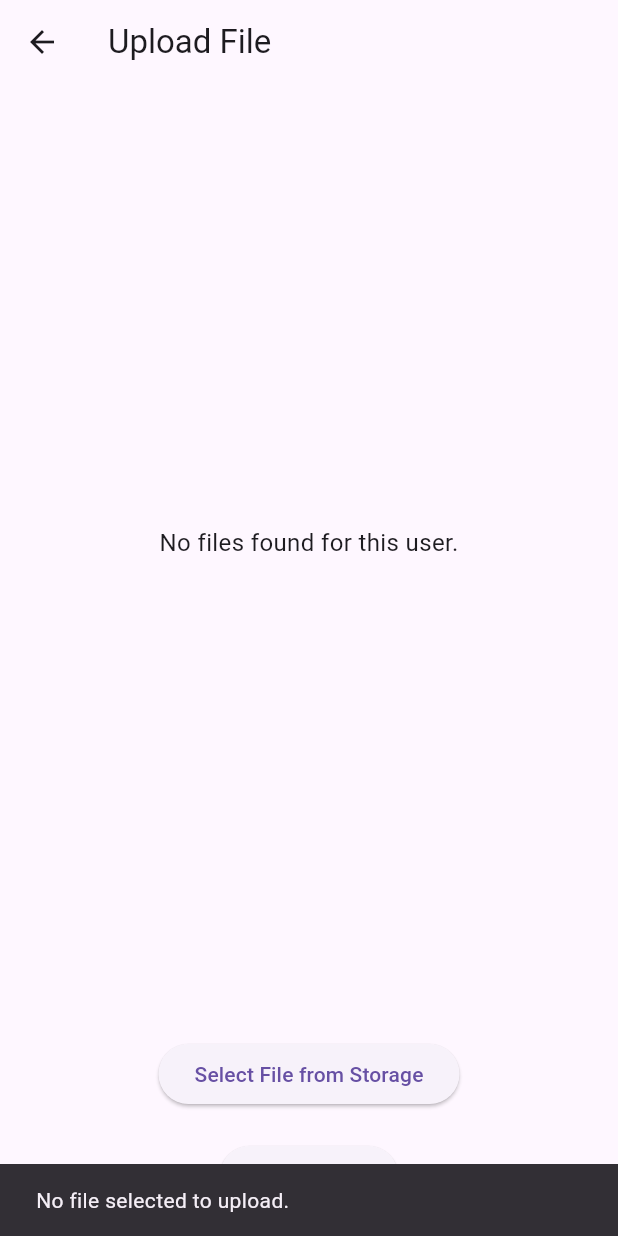
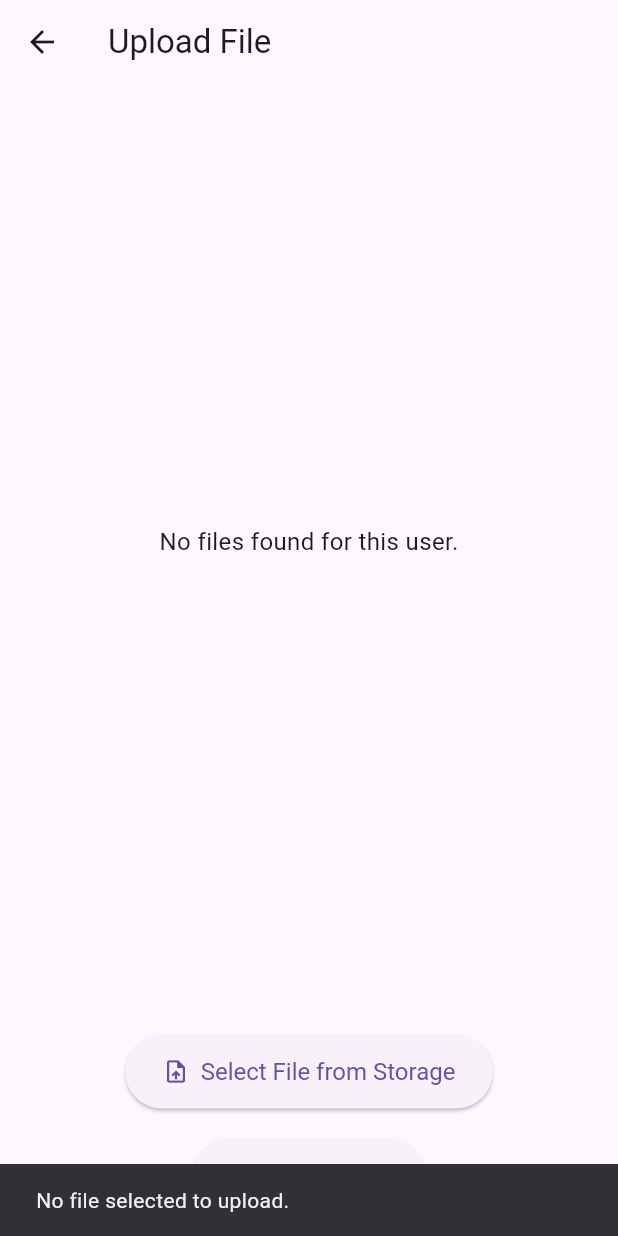
Before and after one commit to OCRServiceCMC/mobile_ocr, a Flutter app: the UploadFilePage screen opened by its route, after a tap on "Select File from Storage", after a tap on "Upload File", on a phone screen of 412 x 824 dp. Run offline on Flutter 3.47's test engine with Material 3 defaults, Android fonts, the phone set to English and light mode, and no system bars; our stand-ins replace file_picker, permission_handler, shared_preferences; accounts and stored records are empty; network calls fail.

Commit message:
Update upload_file_page.dart

```diff
--- a/lib/pages/uploaded_files/upload_file_page.dart
+++ b/lib/pages/uploaded_files/upload_file_page.dart
@@ -6,7 +6,6 @@ import 'dart:io';
 import 'package:permission_handler/permission_handler.dart';
 import 'package:shared_preferences/shared_preferences.dart';
 import 'package:http_parser/http_parser.dart';
-
 
 class UploadFilePage extends StatefulWidget {
   const UploadFilePage({super.key});
@@ -19,6 +18,7 @@ class _UploadFilePageState extends State<UploadFilePage> {
   String? _selectedFileName;
   PlatformFile? _selectedFile;
   bool _isUploading = false;
+  bool _isLoading = true; // Thêm biến để kiểm tra trạng thái tải
   List<Map<String, dynamic>> _userFiles = [];
 
   // Hàm lấy token từ SharedPreferences
@@ -29,11 +29,18 @@ class _UploadFilePageState extends State<UploadFilePage> {
 
   // Hàm lấy danh sách file từ API
   Future<void> _fetchUserFiles() async {
+    setState(() {
+      _isLoading = true;
+    });
+
     String? token = await _getToken(); // Lấy token từ session
     if (token == null) {
       ScaffoldMessenger.of(context).showSnackBar(
         const SnackBar(content: Text('No authentication token found.')),
       );
+      setState(() {
+        _isLoading = false;
+      });
       return;
     }
 
@@ -66,6 +73,10 @@ class _UploadFilePageState extends State<UploadFilePage> {
       ScaffoldMessenger.of(context).showSnackBar(
         const SnackBar(content: Text('An error occurred while fetching files.')),
       );
+    } finally {
+      setState(() {
+        _isLoading = false;
+      });
     }
   }
 
@@ -167,7 +178,6 @@ class _UploadFilePageState extends State<UploadFilePage> {
         ),
       );
 
-
     try {
       var response = await request.send();
 
@@ -250,10 +260,22 @@ class _UploadFilePageState extends State<UploadFilePage> {
       ScaffoldMessenger.of(context).showSnackBar(
         const SnackBar(content: Text('No authentication token found.')),
       );
+      setState(() {
+        _isUploading = false;
+      });
       return;
     }
 
     String url = 'http://10.0.2.2:8081/api/auth/user/files/$fileId';
+
+    // Xác định loại MIME dựa trên phần mở rộng của tệp
+    String mimeType = _selectedFile!.extension == 'pdf'
+        ? 'application/pdf'
+        : _selectedFile!.extension == 'png'
+        ? 'image/png'
+        : _selectedFile!.extension == 'jpg' || _selectedFile!.extension == 'jpeg'
+        ? 'image/jpeg'
+        : 'application/octet-stream';
 
     var request = http.MultipartRequest('PUT', Uri.parse(url))
       ..headers['Authorization'] = 'Bearer $token'
@@ -261,6 +283,7 @@ class _UploadFilePageState extends State<UploadFilePage> {
         await http.MultipartFile.fromPath(
           'file',
           _selectedFile!.path!,
+          contentType: MediaType.parse(mimeType), // Sử dụng MIME type chính xác
         ),
       );
 
@@ -305,7 +328,9 @@ class _UploadFilePageState extends State<UploadFilePage> {
         child: Column(
           children: [
             Expanded(
-              child: _userFiles.isNotEmpty
+              child: _isLoading
+                  ? Center(child: CircularProgressIndicator()) // Thêm loading indicator
+                  : _userFiles.isNotEmpty
                   ? ListView.builder(
                 itemCount: _userFiles.length,
                 itemBuilder: (context, index) {
@@ -314,30 +339,33 @@ class _UploadFilePageState extends State<UploadFilePage> {
                   String fileType = file['fileType'];
                   String base64Thumbnail = file['thumbnail'];
 
-                  return ListTile(
+                  return Card(
+                    margin: const EdgeInsets.symmetric(vertical: 8),
+                    child: ListTile(
                       leading: fileType == 'PDF'
-                        ? Icon(Icons.picture_as_pdf)
+                          ? Icon(Icons.picture_as_pdf, color: Colors.red, size: 40)
                           : base64Thumbnail != null
                           ? Image.memory(
                         base64Decode(base64Thumbnail),
                         width: 50,
                         height: 50,
                       )
-                        : Icon(Icons.insert_drive_file),
-                    title: Text(documentName),
+                          : Icon(Icons.insert_drive_file, size: 40),
+                      title: Text(documentName, style: TextStyle(fontWeight: FontWeight.bold)),
                       subtitle: Text("Type: $fileType | Size: ${file['fileSize']} bytes"),
                       trailing: Row(
                         mainAxisSize: MainAxisSize.min,
                         children: [
                           IconButton(
-                          icon: Icon(Icons.edit),
+                            icon: Icon(Icons.edit, color: Colors.blue),
                             onPressed: () => _editFile(file['fileID']),
                           ),
                           IconButton(
-                          icon: Icon(Icons.delete),
+                            icon: Icon(Icons.delete, color: Colors.red),
                             onPressed: () => _deleteFile(file['fileID']),
                           ),
                         ],
+                      ),
                     ),
                   );
                 },
@@ -356,28 +384,38 @@ class _UploadFilePageState extends State<UploadFilePage> {
                 decoration: BoxDecoration(
                   border: Border.all(color: Colors.blue, width: 2),
                   borderRadius: BorderRadius.circular(5),
+                  color: Colors.blue.withOpacity(0.1),
                 ),
                 child: Column(
                   children: [
-                    const Text('Selected File:',
-                        style: TextStyle(fontWeight: FontWeight.bold)),
-                    Text(_selectedFileName ?? 'No file selected'),
+                    const Text('Selected File:', style: TextStyle(fontWeight: FontWeight.bold, fontSize: 16)),
+                    Text(_selectedFileName ?? 'No file selected', style: TextStyle(fontSize: 14)),
                   ],
                 ),
               ),
             const SizedBox(height: 20),
-            ElevatedButton(
+            ElevatedButton.icon(
               onPressed: _selectFileFromStorage,
-              child: const Text('Select File from Storage'),
+              icon: Icon(Icons.upload_file),
+              label: const Text('Select File from Storage'),
+              style: ElevatedButton.styleFrom(
+                padding: EdgeInsets.symmetric(vertical: 15, horizontal: 25),
+                textStyle: TextStyle(fontSize: 16),
+              ),
             ),
             const SizedBox(height: 20),
-            ElevatedButton(
+            ElevatedButton.icon(
               onPressed: _isUploading ? null : _uploadFile,
-              child: _isUploading
+              icon: _isUploading
                   ? const CircularProgressIndicator(
                 valueColor: AlwaysStoppedAnimation<Color>(Colors.white),
               )
-                  : const Text('Upload File'),
+                  : Icon(Icons.cloud_upload),
+              label: const Text('Upload File'),
+              style: ElevatedButton.styleFrom(
+                padding: EdgeInsets.symmetric(vertical: 15, horizontal: 25),
+                textStyle: TextStyle(fontSize: 16),
+              ),
             ),
           ],
         ),
```
Lines whose indentation alone changed are shown as unchanged.
